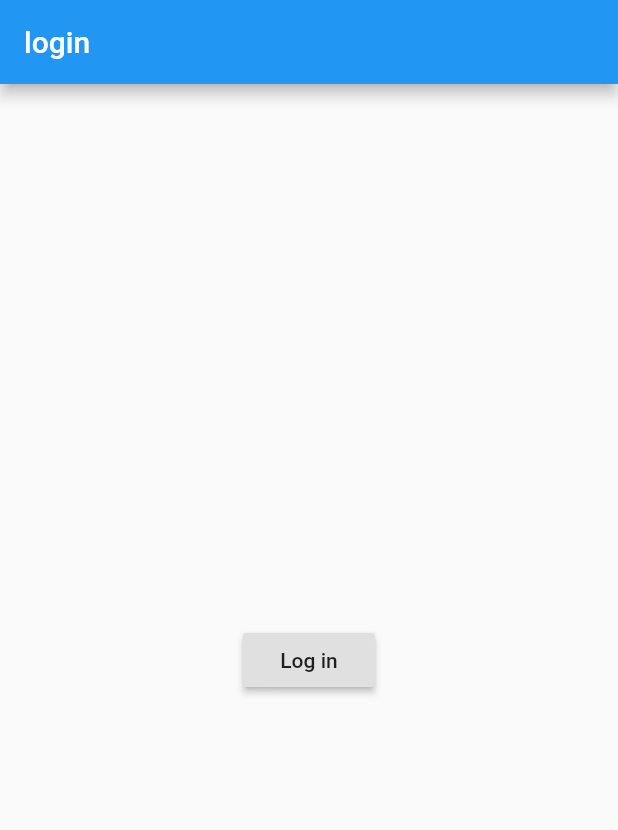
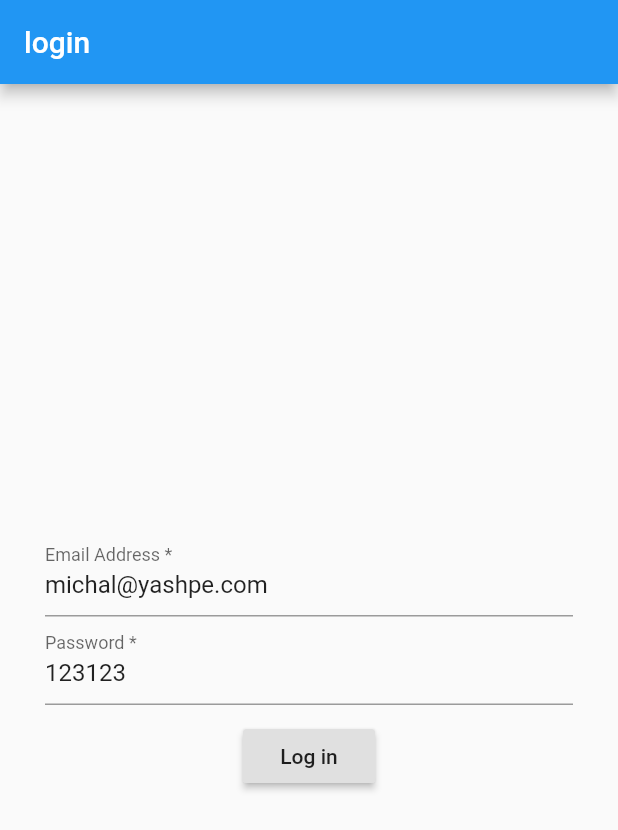
Before and after one commit to michalyashpe/daff_app, a Flutter app: the screen it shows after launch, after a tap on "Log in", on a phone screen of 412 x 824 dp. Shown: the top 830 px of the screen. Run offline on Flutter 3.47's test engine with Material 2 defaults, Android fonts, the light colour scheme and no system bars; our stand-ins replace firebase_messaging; accounts and stored records are empty.

Commit message:
daff login form with device token

```diff
--- /dev/null
+++ b/lib/authentication_model.dart
@@ -0,0 +1,33 @@
+
+import 'package:flutter/foundation.dart';
+import 'package:http/http.dart' as http;
+import 'dart:convert';
+
+
+class AuthenticationModel extends ChangeNotifier {
+  String email;
+  String password;
+
+  void daffLogin(String deviceToken){ // move to seperate model?
+    Map<String,String> answer = {
+      'email': email ,
+      'password': password,
+      'deviceToken': deviceToken
+    };
+    print('asnwer: ' + answer.toString());
+    //  http.post(
+    //     daffServerUrl + '/auth',
+    //     headers: {
+    //       'Content-type': 'application/json',
+    //       // 'access-token': userCreds.accessToken,
+    //       // 'client': userCreds.client,
+    //       // 'uid':  userCreds.uid,
+    //     },
+    //     body: json.encode(answer))
+    //     .then((http.Response response) {
+    //       print(json.decode(response.body));
+    //     });
+
+
+  }
+}
--- /dev/null
+++ b/lib/daff_api.dart
@@ -0,0 +1 @@
+String daffServerUrl = '';
--- a/lib/firebaseAPI_model.dart
+++ b/lib/firebase_api.dart
@@ -1,17 +1,16 @@
-import 'package:flutter/foundation.dart';
+
 import 'package:firebase_messaging/firebase_messaging.dart';
+import 'package:flutter/material.dart';
 
 class FirebaseAPI extends ChangeNotifier {
   bool isLoading = false;
-  String deviceToken;
+  String deviceToken = "";
   FirebaseMessaging _firebaseMessaging = new FirebaseMessaging();
 
   void initialize(){
     initFirebase();
     initDeviceToken();
   }
-
-
   void initFirebase() {
   _firebaseMessaging.configure(
       onMessage: (Map<String, dynamic> message) {
@@ -39,9 +38,7 @@ class FirebaseAPI extends ChangeNotifier {
       deviceToken = token;
     });
     isLoading = false;
-    notifyListeners();
   }
 
 
-
 }
--- a/lib/login_screen.dart
+++ b/lib/login_screen.dart
@@ -1,47 +1,105 @@
+import 'package:daff_app/authentication_model.dart';
+import 'package:daff_app/firebase_api.dart';
 import 'package:provider/provider.dart';
-import 'package:daff_app/firebaseAPI_model.dart';
 import 'package:flutter/material.dart';
 import 'package:url_launcher/url_launcher.dart';
 
 class LoginScreen extends StatefulWidget {
-  LoginScreen();
-
+  LoginScreen(this.firebaseAPI);
+  final FirebaseAPI firebaseAPI;
   @override
   _LoginScreenState createState() => _LoginScreenState();
 }
 
 class _LoginScreenState extends State<LoginScreen> {
-
-  @override
+  final GlobalKey<FormState> _formKey = new GlobalKey<FormState>();
 
   @override
   Widget build(BuildContext context) {
-    return Consumer<FirebaseAPI>(
-        builder: (BuildContext context,  FirebaseAPI model, Widget child) {
-          return model.isLoading ? CircularProgressIndicator() :
-     Scaffold(
+    return Consumer<AuthenticationModel>(
+      builder: (BuildContext context,  AuthenticationModel model, Widget child) {
+        // return model.isLoading ? CircularProgressIndicator() :
+        return Scaffold(
           appBar: AppBar(
             title: Text('login'),
           ),
-      body: Center(
+          body: Container(
+            padding: EdgeInsets.all(30.0),
             child: Column(
               mainAxisAlignment: MainAxisAlignment.center,
               children: <Widget>[
-            RaisedButton(
-              child: Text('Log in'),
-              onPressed: _launchURL,)
+                _buildLoginForm(model),
+
               ],
             ),
           ),
         ); });
   }
 
+  Widget _buildLoginForm(AuthenticationModel model){
+    return Form(                                                                                                          // form knows about the TextFormFields exist as children, this is automatic behind the scenes, form is a stateful widget by default because it re-renders when a user inputs text
+      key: _formKey,
+      child: Column(children: <Widget>[
+      _buildEmailField(model),
+        _buildPasswordField(model),
+        SizedBox(height: 10.0,),
+        RaisedButton(
+          child: Text('Log in'),
+          onPressed: () {
+            if (!_formKey.currentState.validate()) return;
+            _formKey.currentState.save();
+            String deviceToken = widget.firebaseAPI.deviceToken ;
+            model.daffLogin(deviceToken);
+          },
+        )
+      ],)
+    );
+
+  }
+
+  Widget _buildEmailField(AuthenticationModel model){
+    return TextFormField(
+        onSaved: (String value) {
+        model.email = value;
+      },
+      initialValue: 'michal@yashpe.com',
+      keyboardType: TextInputType.emailAddress,
+      decoration: InputDecoration(
+        hintText: 'you@example.com',
+        labelText: 'Email Address *',
+      ),
+      validator: (String value) {
+        if (value.isEmpty)
+          return 'please enter an email address';
+        else if (!RegExp(r"^[a-zA-Z0-9.]+@[a-zA-Z0-9]+\.[a-zA-Z]+").hasMatch(value))
+          return 'please enter a valid email address';
+        return null;
+      },
+
+    );
+  }
+   Widget _buildPasswordField(AuthenticationModel model){
+    return TextFormField(
+        onSaved: (String value) {
+        model.password = value;
+      },
+      initialValue: '123123',
+      validator: (String value) {
+        if (value.isEmpty)
+          return 'please enter a password';
+        return null;
+      },
+      keyboardType: TextInputType.emailAddress,
+      decoration: InputDecoration(
+        hintText: 'Password',
+        labelText: 'Password *',
+      ),
+
+    );
+  }
+
 
   void _launchURL({String url = 'https://daff.co.il/users/sign_up'}) async {
-    await getDeviceInfo().then((String id){
-      url = url + '?id=' + id;
-    });
-    print(url);
     if (await canLaunch(url)) {
       await launch(url);
     } else {
--- a/lib/main.dart
+++ b/lib/main.dart
@@ -1,4 +1,5 @@
-import 'package:daff_app/firebaseAPI_model.dart';
+import 'package:daff_app/authentication_model.dart';
+import 'package:daff_app/firebase_api.dart';
 import 'package:daff_app/login_screen.dart';
 import 'package:flutter/material.dart';
 import 'package:provider/provider.dart';
@@ -23,6 +24,7 @@ class _MyAppState extends State<MyApp> {
   Widget build(BuildContext context) {
     return MultiProvider(
       providers: [
+        ChangeNotifierProvider(create: (_) => AuthenticationModel()),
         ChangeNotifierProvider(create: (_) => firebaseAPI),
 
       ],
@@ -31,7 +33,7 @@ class _MyAppState extends State<MyApp> {
       theme: ThemeData(
         primarySwatch: Colors.blue,
       ),
-      home: LoginScreen(),
+      home: LoginScreen(firebaseAPI),
     ));
   }
 }
--- a/pubspec.yaml
+++ b/pubspec.yaml
@@ -22,6 +22,7 @@ dependencies:
   url_launcher: ^5.2.7
   firebase_messaging: ^6.0.2
   provider: ^4.0.1
+  http: ^0.12.0+4
 
   # The following adds the Cupertino Icons font to your application.
   # Use with the CupertinoIcons class for iOS style icons.
```
Also changed, not shown: pubspec.lock. Lines whose indentation alone changed are shown as unchanged.
